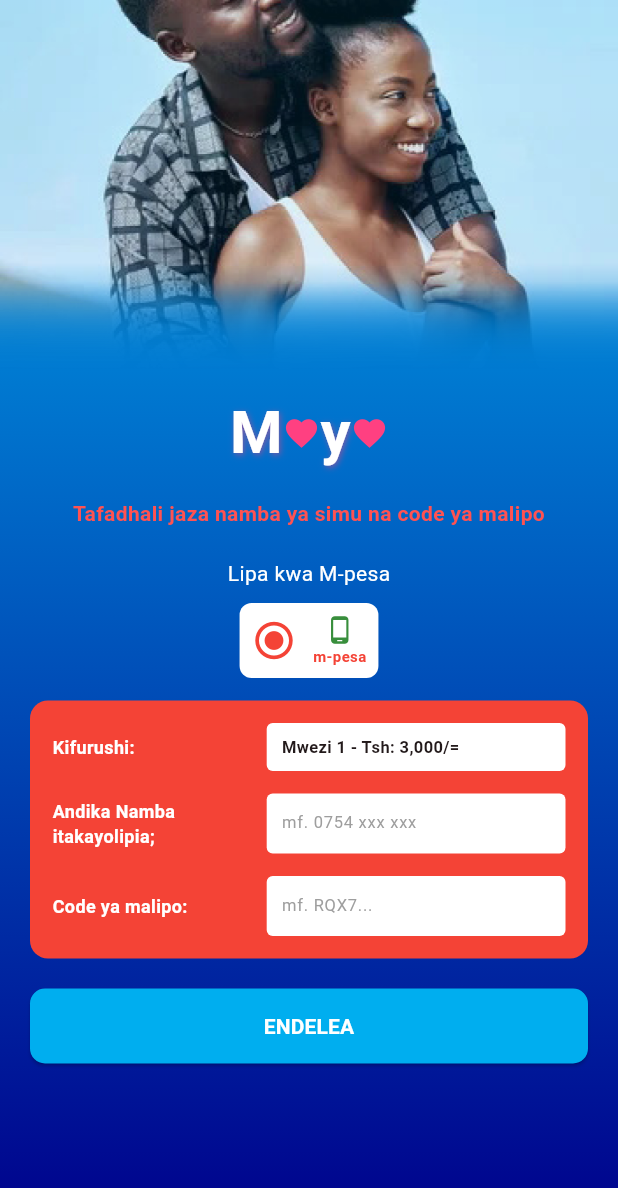
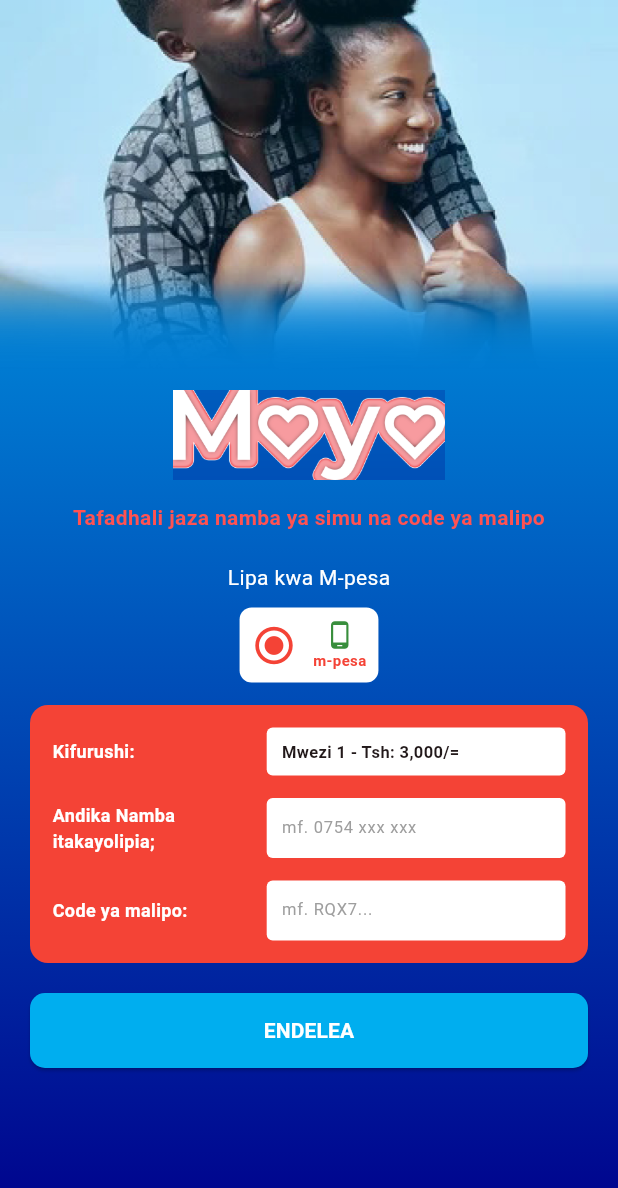
Before and after one commit to Gustanza/upendo_app, a Flutter app: the screen it shows once a user with an empty profile is signed in, after a tap on "ENDELEA", on a phone screen of 412 x 824 dp. Shown: the top 1188 px of the screen. Run offline on Flutter 3.47's test engine with Material 3 defaults, Android fonts, the phone set to English and light mode, and no system bars; our stand-ins replace chewie, cloud_firestore, firebase_auth, firebase_core, google_sign_in, intl_phone_field and 2 more; missing offline and left inert: syncfusion_flutter_pdfviewer; accounts and stored records are empty.

Commit message:
final_01

```diff
--- a/lib/views/profile_payment_screen.dart
+++ b/lib/views/profile_payment_screen.dart
@@ -303,32 +303,10 @@ class _ProfilePaymentScreenState extends State<ProfilePaymentScreen> {
   }
 
   Widget _buildMoyoLogo() {
-    return Row(
-      mainAxisAlignment: MainAxisAlignment.center,
-      children: [
-        _buildLogoLetter('M', 40),
-        const Icon(Icons.favorite, color: Colors.pinkAccent, size: 25),
-        _buildLogoLetter('y', 40),
-        const Icon(Icons.favorite, color: Colors.pinkAccent, size: 25),
-      ],
-    );
-  }
-
-  Widget _buildLogoLetter(String letter, double size) {
-    return Text(
-      letter,
-      style: TextStyle(
-        color: Colors.white,
-        fontSize: size,
-        fontWeight: FontWeight.bold,
-        shadows: [
-          Shadow(
-            color: Colors.pinkAccent.withOpacity(0.5),
-            blurRadius: 5,
-            offset: const Offset(1, 1),
-          ),
-        ],
-      ),
+    return Image.asset(
+      'assets/images/moyo_logo.png',
+      height: 60,
+      fit: BoxFit.contain,
     );
   }
 
--- a/lib/views/welcome_screen.dart
+++ b/lib/views/welcome_screen.dart
@@ -218,42 +218,10 @@ class _WelcomeScreenState extends State<WelcomeScreen> {
   }
 
   Widget _buildMoyoLogo() {
-    return Row(
-      mainAxisAlignment: MainAxisAlignment.center,
-      children: [
-        Text(
-          'M',
-          style: TextStyle(
-            color: Colors.white,
-            fontSize: 64,
-            fontWeight: FontWeight.bold,
-            shadows: [
-              Shadow(
-                color: Colors.pinkAccent.withOpacity(0.5),
-                blurRadius: 10,
-                offset: const Offset(2, 2),
-              ),
-            ],
-          ),
-        ),
-        Icon(Icons.favorite, color: Colors.pinkAccent.shade100, size: 40),
-        Text(
-          'y',
-          style: TextStyle(
-            color: Colors.white,
-            fontSize: 64,
-            fontWeight: FontWeight.bold,
-            shadows: [
-              Shadow(
-                color: Colors.pinkAccent.withOpacity(0.5),
-                blurRadius: 10,
-                offset: const Offset(2, 2),
-              ),
-            ],
-          ),
-        ),
-        Icon(Icons.favorite, color: Colors.pinkAccent.shade100, size: 40),
-      ],
+    return Image.asset(
+      'assets/images/moyo_logo.png',
+      height: 80,
+      fit: BoxFit.contain,
     );
   }
 
--- a/pubspec.yaml
+++ b/pubspec.yaml
@@ -45,6 +45,7 @@ dependencies:
   chewie_audio: ^1.5.0
   syncfusion_flutter_pdfviewer: 28.1.33
   shared_preferences: ^2.5.2
+  flutter_launcher_icons: ^0.14.4
 
 dev_dependencies:
   flutter_test:
@@ -57,6 +58,11 @@ dev_dependencies:
   # rules and activating additional ones.
   flutter_lints: ^6.0.0
 
+flutter_launcher_icons:
+  android: "launcher_icon"
+  ios: true
+  image_path: "assets/images/app_icon.png"
+  min_sdk_android: 21 # android min sdk min:16, default 21
 # For information on the generic Dart part of this file, see the
 # following page: https://dart.dev/tools/pub/pubspec
 
```
Also changed, not shown: lib/services/post_service.dart (+21 -0 lines), lib/services/user_preferences.dart (+29 -0 lines), lib/views/auth_screen.dart (+4 -26 lines), lib/views/home_dashboard.dart (+17 -12 lines), lib/views/post_detail_screen.dart (+36 -0 lines), lib/views/saved_fragment.dart (added, +211 -0 lines), assets/images/app_icon.png (added), assets/images/moyo_logo.png (added), pubspec.lock, 29 other files.
